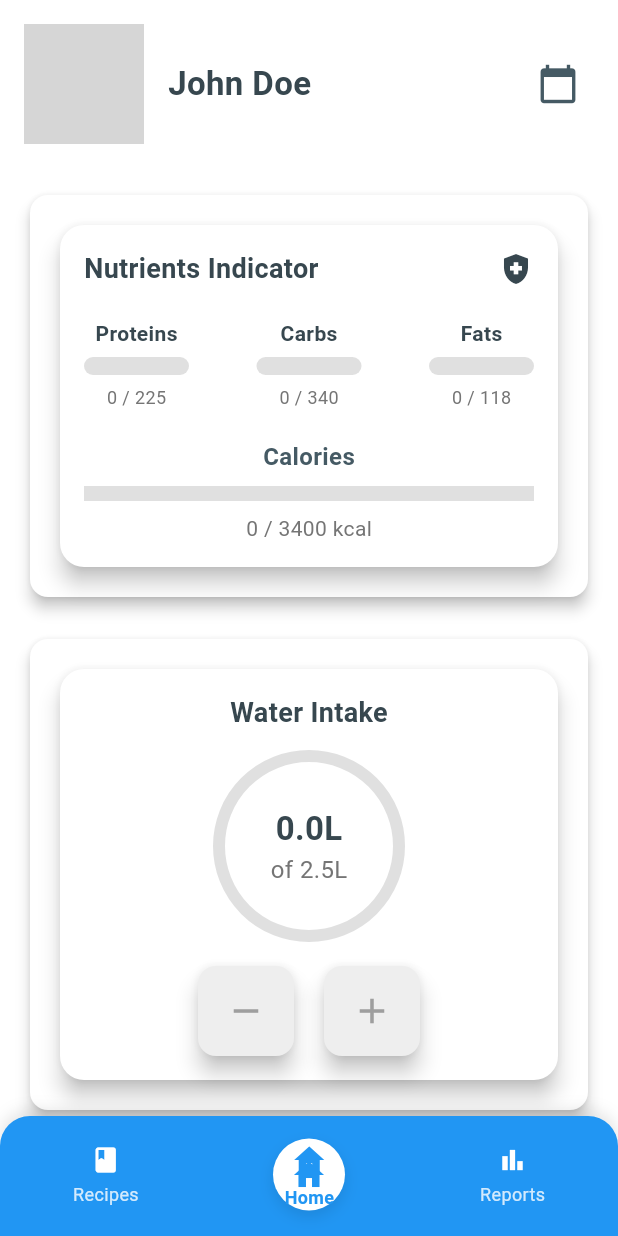
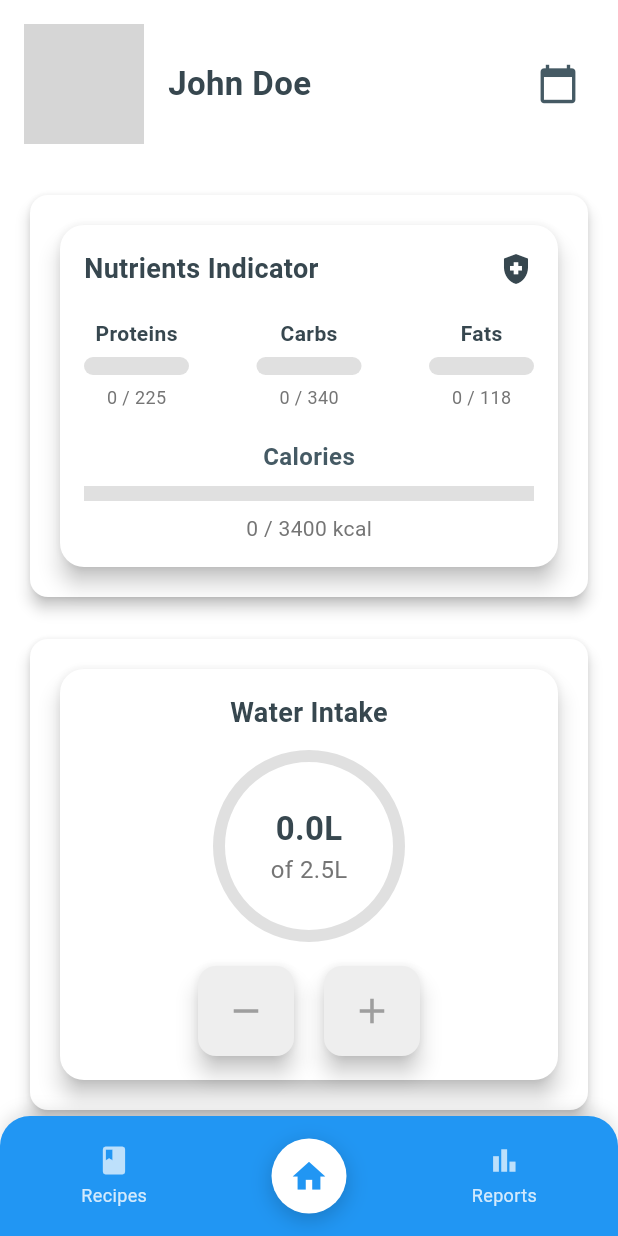
Before and after one commit to ZiyadALharbi/Diet-Tracker, a Flutter app: the TrackingPage screen opened directly, on a phone screen of 412 x 824 dp. Run offline on Flutter 3.47's test engine with Material 3 defaults, Android fonts, the phone set to English and light mode, and no system bars; our stand-ins replace fl_chart; grey boxes are pictures that could not be loaded.

Commit message:
improved several things

```diff
--- a/lib/features/Auth/presentation/pages/Login_page.dart
+++ b/lib/features/Auth/presentation/pages/Login_page.dart
@@ -49,7 +49,7 @@ class _LoginPageState extends State<LoginPage> {
                       Navigator.push(
                         context,
                         MaterialPageRoute(
-                          builder: (context) => SendCodePage(),
+                          builder: (context) => const SendCodePage(),
                         ),
                       );
                     },
--- a/lib/features/Auth/presentation/widgets/activation_page/goto_login.dart
+++ b/lib/features/Auth/presentation/widgets/activation_page/goto_login.dart
@@ -21,7 +21,7 @@ class GotoLogin extends StatelessWidget {
           Navigator.push(
             context,
             MaterialPageRoute(
-              builder: (context) => LoginPage(),
+              builder: (context) => const LoginPage(),
             ),
           );
         },
--- a/lib/features/Auth/presentation/widgets/forgot_password/send_code_button.dart
+++ b/lib/features/Auth/presentation/widgets/forgot_password/send_code_button.dart
@@ -21,7 +21,7 @@ class SendCodeButton extends StatelessWidget {
           Navigator.push(
             context,
             MaterialPageRoute(
-              builder: (context) => LoginPage(),
+              builder: (context) => const LoginPage(),
             ),
           );
         },
--- a/lib/features/Auth/presentation/widgets/login_page/login_button.dart
+++ b/lib/features/Auth/presentation/widgets/login_page/login_button.dart
@@ -22,7 +22,7 @@ class LoginButton extends StatelessWidget {
           Navigator.push(
             context,
             MaterialPageRoute(
-              builder: (context) => TrackingPage(),
+              builder: (context) => const TrackingPage(),
             ),
           );
         },
--- a/lib/features/home/presentation/pages/add_meal_page.dart
+++ b/lib/features/home/presentation/pages/add_meal_page.dart
@@ -131,7 +131,7 @@ class _AddMealPageState extends State<AddMealPage> {
                     Navigator.push(
                       context,
                       MaterialPageRoute(
-                        builder: (context) => AddExistingMealPage(),
+                        builder: (context) => const AddExistingMealPage(),
                       ),
                     );
                   },
--- a/lib/features/home/presentation/pages/tracking_page.dart
+++ b/lib/features/home/presentation/pages/tracking_page.dart
@@ -60,9 +60,9 @@ class _TrackingPageState extends State<TrackingPage> {
   Widget build(BuildContext context) {
     // Pages for navigation
     final List<Widget> pages = [
-      Center(child: RecipesPage()),
+      const Center(child: RecipesPage()),
       buildHomePage(), // Home Page
-      Center(child: WeightTrackerPage()),
+      const Center(child: WeightTrackerPage()),
     ];
 
     return Scaffold(
@@ -96,7 +96,7 @@ class _TrackingPageState extends State<TrackingPage> {
                         Navigator.push(
                           context,
                           MaterialPageRoute(
-                              builder: (context) => ProfilePage()),
+                              builder: (context) => const ProfilePage()),
                         );
                       },
                       child: const CircleAvatar(
@@ -111,7 +111,7 @@ class _TrackingPageState extends State<TrackingPage> {
                         Navigator.push(
                           context,
                           MaterialPageRoute(
-                              builder: (context) => ProfilePage()),
+                              builder: (context) => const ProfilePage()),
                         );
                       },
                       child: Text(
@@ -227,7 +227,7 @@ class _TrackingPageState extends State<TrackingPage> {
               onPressed: () async {
                 final meal = await Navigator.push(
                   context,
-                  MaterialPageRoute(builder: (context) => AddMealPage()),
+                  MaterialPageRoute(builder: (context) => const AddMealPage()),
                 );
                 if (meal != null) {
                   addMeal(meal);
@@ -236,7 +236,7 @@ class _TrackingPageState extends State<TrackingPage> {
               style: ElevatedButton.styleFrom(
                 backgroundColor: Colors.blueGrey,
               ),
-              child: Text("Add Meal"),
+              child: const Text("Add Meal"),
             ),
           ],
         ),
--- a/lib/features/home/presentation/widgets/bottom_bar.dart
+++ b/lib/features/home/presentation/widgets/bottom_bar.dart
@@ -38,26 +38,26 @@ class CustomBottomBar extends StatelessWidget {
             duration: const Duration(milliseconds: 300),
             curve: Curves.easeInOut,
             left: _calculateHighlightPosition(screenWidth),
-            top: 15, // Center the circle vertically
+            top: 15,
             child: Container(
-              width: 48, // Size of the circular highlight
-              height: 48,
+              width: 50,
+              height: 50,
               decoration: BoxDecoration(
                 color: Colors.white,
                 shape: BoxShape.circle,
                 boxShadow: [
                   BoxShadow(
-                    color: Colors.black.withOpacity(0.1),
-                    blurRadius: 8,
+                    color: Colors.black.withOpacity(0.2),
+                    blurRadius: 12,
                     offset: const Offset(0, 4),
                   ),
                 ],
               ),
               child: Center(
                 child: Icon(
-                  _getActiveIcon(), // Icon inside the highlight
+                  _getActiveIcon(),
                   color: Colors.blue,
-                  size: 24,
+                  size: 26,
                 ),
               ),
             ),
@@ -94,22 +94,19 @@ class CustomBottomBar extends StatelessWidget {
     );
   }
 
-  // Calculate the horizontal position of the circular highlight
   double _calculateHighlightPosition(double screenWidth) {
-    final tabWidth = screenWidth / 3; // Divide the bar into 3 equal sections
+    final tabWidth = screenWidth / 3;
     return currentIndex * tabWidth +
         (tabWidth / 2) -
-        24; // Center the highlight
+        25; // Center the highlight
   }
 
-  // Get the active icon to display inside the white circle
   IconData _getActiveIcon() {
     if (currentIndex == 0) return Icons.book;
     if (currentIndex == 1) return Icons.home;
     return Icons.bar_chart;
   }
 
-  // Build each navigation item
   Widget _buildNavItem({
     required IconData icon,
     required String label,
@@ -123,19 +120,19 @@ class CustomBottomBar extends StatelessWidget {
         mainAxisSize: MainAxisSize.min,
         mainAxisAlignment: MainAxisAlignment.center,
         children: [
+          if (!isActive) // Only show the icon if it's not active
             Icon(
               icon,
-            color: isActive ? Colors.blue : Colors.white,
-            size:
-                isActive ? 24 : 20, // Different sizes for active/inactive icons
+              color: Colors.white70,
+              size: 22,
             ),
-          const SizedBox(height: 4),
+          if (!isActive) const SizedBox(height: 4),
+          if (!isActive) // Only show the label if it's not active
             Text(
               label,
               style: TextStyle(
-              color: isActive ? Colors.blue : Colors.white.withOpacity(0.8),
+                color: Colors.white.withOpacity(0.8),
                 fontSize: 12,
-              fontWeight: isActive ? FontWeight.bold : FontWeight.normal,
               ),
             ),
         ],
--- a/lib/features/recpies/presentation/pages/recipes_page.dart
+++ b/lib/features/recpies/presentation/pages/recipes_page.dart
@@ -39,7 +39,7 @@ class _RecipesPageState extends State<RecipesPage> {
   void _openAddRecipeForm() async {
     final newRecipe = await Navigator.push(
       context,
-      MaterialPageRoute(builder: (context) => AddRecipePage()),
+      MaterialPageRoute(builder: (context) => const AddRecipePage()),
     );
 
     if (newRecipe != null && newRecipe is Recipe) {
--- a/lib/features/reports/pages/weight_tracker_page.dart
+++ b/lib/features/reports/pages/weight_tracker_page.dart
@@ -22,7 +22,7 @@ class _WeightTrackerPageState extends State<WeightTrackerPage> {
         child: Column(
           crossAxisAlignment: CrossAxisAlignment.start,
           children: [
-            ProfileHeader(),
+            const ProfileHeader(),
             const SizedBox(height: 16),
             Expanded(
               flex: 2,
--- a/lib/main.dart
+++ b/lib/main.dart
@@ -1,5 +1,4 @@
 import 'package:diet_tracker/core/styles/app_colors.dart';
-import 'package:diet_tracker/features/Auth/presentation/pages/welcome_page.dart';
 import 'package:diet_tracker/features/onBoarding/presentation/pages/onboarding_page.dart';
 import 'package:flutter/material.dart';
 
```
Also changed, not shown: lib/features/reports/widgets/weight_graph.dart (+5 -5 lines). Lines whose indentation alone changed are shown as unchanged.
